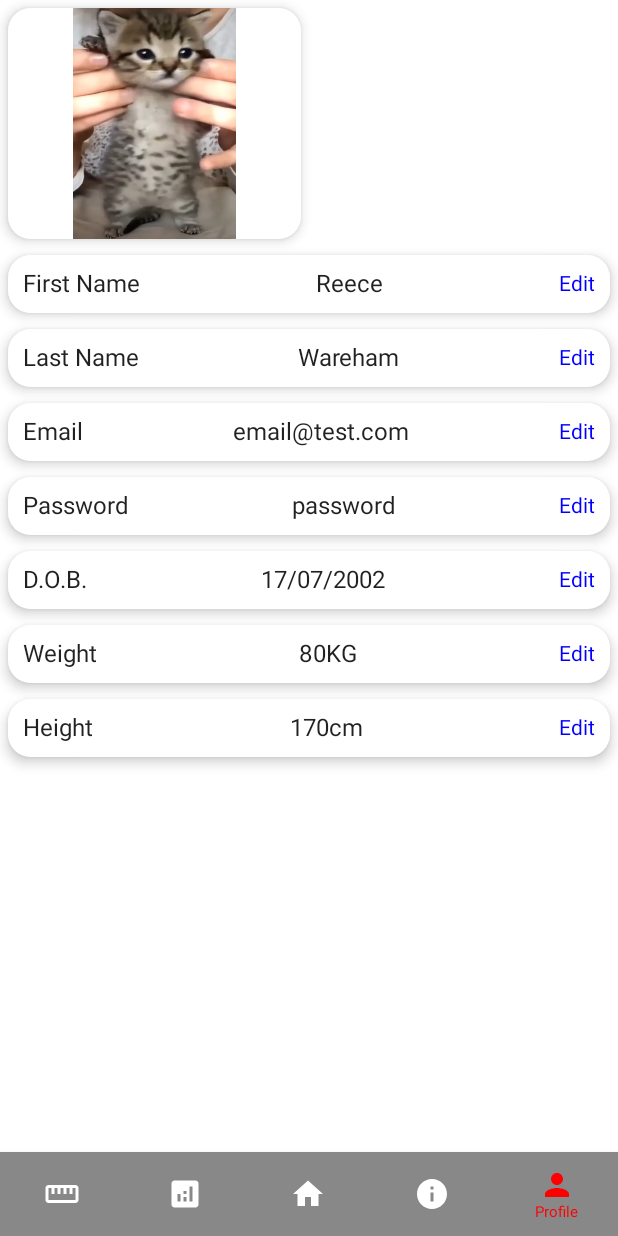
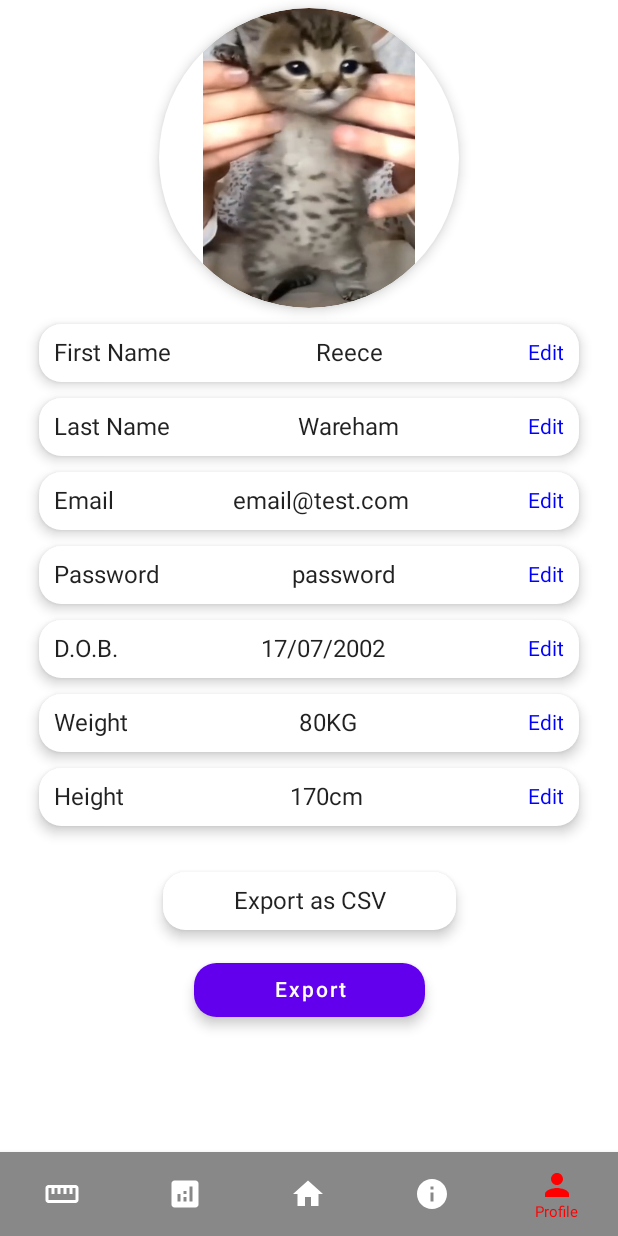
Before and after one commit to reecewareham/Blood-Pressure-Application, an Android app built with Jetpack Compose: the ProfileScreen screen opened through its navigation route, on a phone screen of 412 x 824 dp. Run offline under Robolectric (Android 15) with nearby library versions, the light colour scheme and no system bars.

Commit message:
Finished profile page layout. Split up into own file. Requires linking with database.

```diff
--- a/app/src/main/java/com/example/bloodpressureapplication/MainActivity.kt
+++ b/app/src/main/java/com/example/bloodpressureapplication/MainActivity.kt
@@ -1,5 +1,6 @@
 package com.example.bloodpressureapplication
 
+import android.graphics.Paint.Align
 import android.icu.text.IDNA.Info
 import android.os.Bundle
 import android.util.Log
@@ -7,6 +8,7 @@ import androidx.activity.ComponentActivity
 import androidx.activity.compose.setContent
 import androidx.compose.foundation.Image
 import androidx.compose.foundation.layout.*
+import androidx.compose.foundation.shape.CircleShape
 import androidx.compose.foundation.shape.RoundedCornerShape
 import androidx.compose.foundation.text.ClickableText
 import androidx.compose.material.*
@@ -14,11 +16,14 @@ import androidx.compose.material.icons.Icons
 import androidx.compose.material.icons.filled.*
 import androidx.compose.runtime.Composable
 import androidx.compose.ui.Alignment
+import androidx.compose.ui.Alignment.Companion.Center
 import androidx.compose.ui.Alignment.Companion.CenterHorizontally
 import androidx.compose.ui.Modifier
+import androidx.compose.ui.draw.clip
 import androidx.compose.ui.graphics.Color
 import androidx.compose.ui.graphics.painter.Painter
 import androidx.compose.ui.layout.ContentScale
+import androidx.compose.ui.modifier.modifierLocalConsumer
 import androidx.compose.ui.res.painterResource
 import androidx.compose.ui.text.AnnotatedString
 import androidx.compose.ui.text.TextStyle
@@ -33,6 +38,8 @@ import androidx.navigation.compose.composable
 import androidx.navigation.compose.currentBackStackEntryAsState
 import androidx.navigation.compose.rememberNavController
 import com.example.bloodpressureapplication.ui.theme.BloodPressureApplicationTheme
+import com.example.bloodpressureapplication.ProfileScreen
+import org.intellij.lang.annotations.JdkConstants.HorizontalAlignment
 
 class MainActivity : ComponentActivity() {
     override fun onCreate(savedInstanceState: Bundle?) {
@@ -220,76 +227,6 @@ fun InfoScreen() {
 }
 
 @Composable
-fun ProfileScreen() {
-    Column (
-        modifier = Modifier.fillMaxSize(),
-    ) {
-        ProfilePictureBox(painter = painterResource(id = R.drawable.cat))
-        ProfileDetailsBox(title = "First Name", userDetails = "Reece")
-        ProfileDetailsBox(title = "Last Name", userDetails = "Wareham")
-        ProfileDetailsBox(title = "Email", userDetails = "email@test.com")
-        ProfileDetailsBox(title = "Password", userDetails = "password")
-        ProfileDetailsBox(title = "D.O.B.", userDetails = "17/07/2002")
-        ProfileDetailsBox(title = "Weight", userDetails = "80KG")
-        ProfileDetailsBox(title = "Height", userDetails = "170cm")
-    }
-}
-
-@Composable
-fun ProfileDetailsBox(
-    title: String,
-    userDetails: String,
-    modifier: Modifier = Modifier
-) {
-
-    Card(
-        modifier = modifier
-            .fillMaxWidth()
-            .padding(5.dp),
-        shape = RoundedCornerShape(15.dp),
-        elevation = 5.dp
-    ) {
-        Row(
-            modifier = Modifier
-                .fillMaxWidth(0.5f)
-                .padding(10.dp),
-            horizontalArrangement = Arrangement.SpaceBetween,
-            verticalAlignment = Alignment.CenterVertically
-        ) {
-            Text(text = title)
-            Text(text = userDetails)
-            ClickableText(
-                text = AnnotatedString("Edit"),
-                onClick = { Log.d("ClickableText", "Edit text clicked.") },
-                style = TextStyle(color = Color.Blue)
-            )
-        }
-    }
-}
-
-@Composable
-fun ProfilePictureBox(
-    painter: Painter,
-    modifier: Modifier = Modifier
-) {
-        Card(
-            modifier = modifier
-                .fillMaxWidth(0.5f)
-                .fillMaxHeight(0.2f)
-                .padding(5.dp),
-            shape = RoundedCornerShape(15.dp),
-            elevation = 5.dp
-        ) {
-            Image(
-                painter = painter,
-                contentDescription = "Profile Picture",
-                contentScale = ContentScale.Fit
-            )
-        }
-}
-
-
-@Composable
 fun InfoBox(
     title: String,
     painter: Painter,
--- /dev/null
+++ b/app/src/main/java/com/example/bloodpressureapplication/Profile.kt
@@ -0,0 +1,127 @@
+package com.example.bloodpressureapplication
+
+import android.util.Log
+import androidx.compose.foundation.Image
+import androidx.compose.foundation.layout.*
+import androidx.compose.foundation.shape.CircleShape
+import androidx.compose.foundation.shape.RoundedCornerShape
+import androidx.compose.foundation.text.ClickableText
+import androidx.compose.material.Button
+import androidx.compose.material.ButtonDefaults
+import androidx.compose.material.Card
+import androidx.compose.material.Text
+import androidx.compose.runtime.Composable
+import androidx.compose.ui.Alignment
+import androidx.compose.ui.Modifier
+import androidx.compose.ui.draw.clip
+import androidx.compose.ui.graphics.Color
+import androidx.compose.ui.graphics.painter.Painter
+import androidx.compose.ui.res.painterResource
+import androidx.compose.ui.text.AnnotatedString
+import androidx.compose.ui.text.TextStyle
+import androidx.compose.ui.text.style.TextAlign
+import androidx.compose.ui.unit.dp
+
+@Composable
+fun ProfileScreen() {
+
+    Column (
+        modifier = Modifier
+            .fillMaxSize(),
+        horizontalAlignment = Alignment.CenterHorizontally
+    ) {
+        ProfilePictureBox(painter = painterResource(id = R.drawable.cat))
+        ProfileDetailsBox(title = "First Name", userDetails = "Reece")
+        ProfileDetailsBox(title = "Last Name", userDetails = "Wareham")
+        ProfileDetailsBox(title = "Email", userDetails = "email@test.com")
+        ProfileDetailsBox(title = "Password", userDetails = "password")
+        ProfileDetailsBox(title = "D.O.B.", userDetails = "17/07/2002")
+        ProfileDetailsBox(title = "Weight", userDetails = "80KG")
+        ProfileDetailsBox(title = "Height", userDetails = "170cm")
+        Spacer(modifier = Modifier.height(20.dp))
+        Card(
+            modifier = Modifier
+                .fillMaxWidth(0.5f)
+                .padding(5.dp),
+            shape = RoundedCornerShape(15.dp),
+            elevation = 5.dp
+        ) {
+            Text(text = AnnotatedString("Export as CSV"), textAlign = TextAlign.Center, modifier = Modifier.padding(10.dp))
+        }
+        Spacer(modifier = Modifier.height(5.dp))
+        ProfileExportFile()
+    }
+}
+
+@Composable
+fun ProfileDetailsBox(
+    title: String,
+    userDetails: String,
+    modifier: Modifier = Modifier
+) {
+    Card(
+        modifier = modifier
+            .fillMaxWidth(0.9f)
+            .padding(5.dp),
+        shape = RoundedCornerShape(15.dp),
+        elevation = 5.dp
+    ) {
+        Row(
+            modifier = Modifier
+                .padding(10.dp),
+            horizontalArrangement = Arrangement.SpaceBetween,
+            verticalAlignment = Alignment.CenterVertically
+        ) {
+            Text(text = title)
+            Text(text = userDetails)
+            ClickableText(
+                text = AnnotatedString("Edit"),
+                onClick = { Log.d("ClickableText", "Edit text clicked.") },
+                style = TextStyle(color = Color.Blue)
+            )
+        }
+    }
+}
+
+@Composable
+fun ProfilePictureBox(
+    painter: Painter,
+    modifier: Modifier = Modifier
+) {
+
+    Card(
+        modifier = modifier
+            .padding(5.dp),
+        shape = CircleShape,
+        elevation = 5.dp
+    ) {
+
+        Image(
+            modifier = Modifier
+                .size(200.dp)
+                .clip(CircleShape),
+            painter = painter,
+            contentDescription = "Profile Picture"
+        )
+
+    }
+}
+
+@Composable
+fun ProfileExportFile() {
+
+    Button(
+        modifier = Modifier
+            .fillMaxWidth(0.4f)
+            .padding(5.dp),
+        shape = RoundedCornerShape(15.dp),
+        elevation = ButtonDefaults.elevation(
+            defaultElevation = 5.dp,
+            pressedElevation = 7.dp,
+            disabledElevation = 0.dp
+        ),
+        onClick = { Log.d("ClickableButton", "Export button pressed")}
+    ) {
+        Text(text = AnnotatedString("Export"), textAlign = TextAlign.Center)
+    }
+}
```
